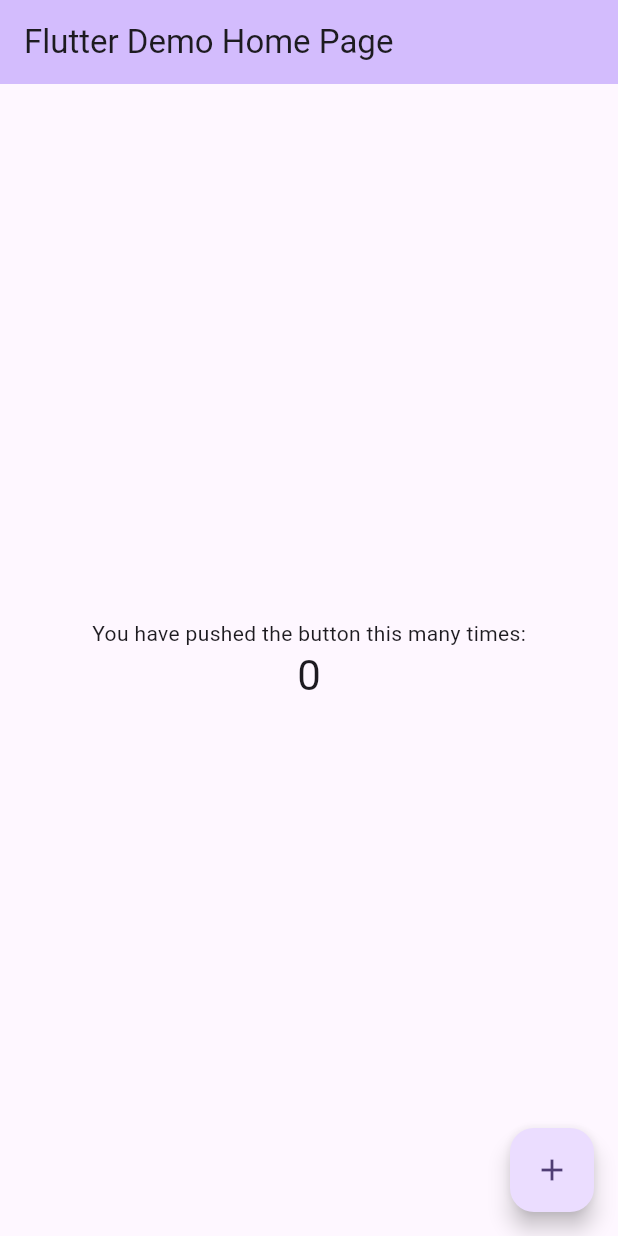
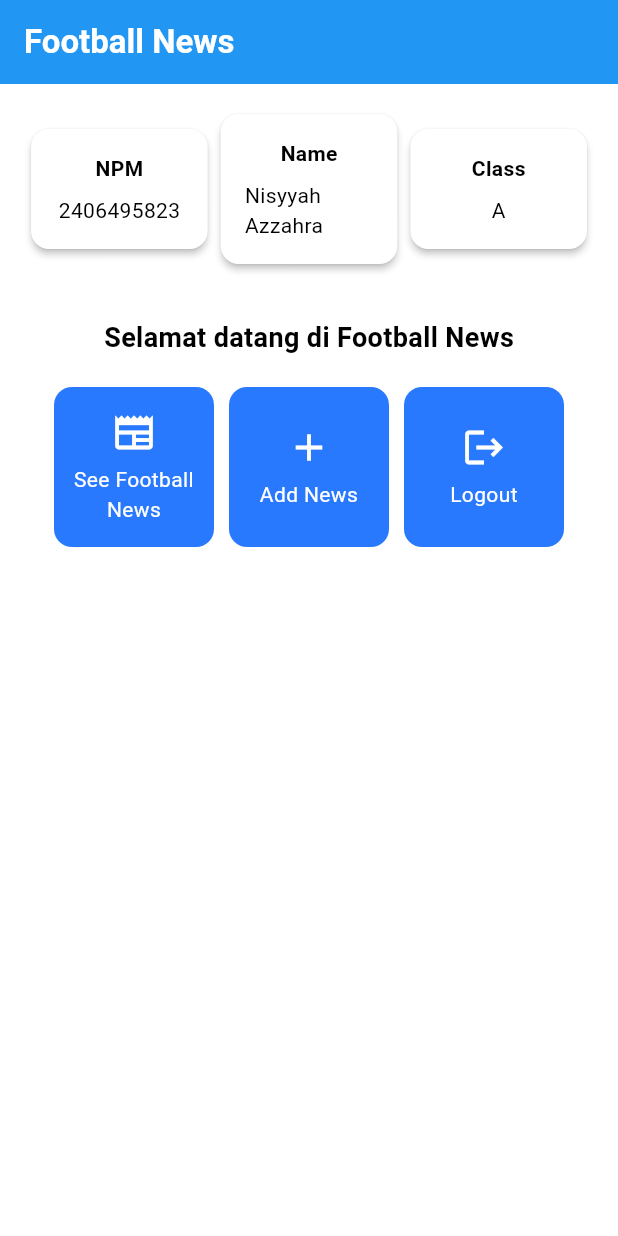
Before and after one commit to nisyyah-azr/football-news-mobile, a Flutter app: the screen it shows after launch, on a phone screen of 412 x 824 dp. Run offline on Flutter 3.47's test engine with Material 3 defaults, Android fonts, the phone set to English and light mode, and no system bars.

Commit message:
tutorial 6 selesasi

```diff
--- a/lib/main.dart
+++ b/lib/main.dart
@@ -1,5 +1,5 @@
 import 'package:flutter/material.dart';
-
+import 'package:football_news/menu.dart';
 void main() {
   runApp(const MyApp());
 }
@@ -28,95 +28,10 @@ class MyApp extends StatelessWidget {
         //
         // This works for code too, not just values: Most code changes can be
         // tested with just a hot reload.
-        colorScheme: ColorScheme.fromSeed(seedColor: Colors.deepPurple),
+        colorScheme: ColorScheme.fromSwatch(primarySwatch: Colors.blue)
+            .copyWith(secondary: Colors.blueAccent[400]),
       ),
-      home: const MyHomePage(title: 'Flutter Demo Home Page'),
+      home: MyHomePage(),
     );
   }
 }
-
-class MyHomePage extends StatefulWidget {
-  const MyHomePage({super.key, required this.title});
-
-  // This widget is the home page of your application. It is stateful, meaning
-  // that it has a State object (defined below) that contains fields that affect
-  // how it looks.
-
-  // This class is the configuration for the state. It holds the values (in this
-  // case the title) provided by the parent (in this case the App widget) and
-  // used by the build method of the State. Fields in a Widget subclass are
-  // always marked "final".
-
-  final String title;
-
-  @override
-  State<MyHomePage> createState() => _MyHomePageState();
-}
-
-class _MyHomePageState extends State<MyHomePage> {
-  int _counter = 0;
-
-  void _incrementCounter() {
-    setState(() {
-      // This call to setState tells the Flutter framework that something has
-      // changed in this State, which causes it to rerun the build method below
-      // so that the display can reflect the updated values. If we changed
-      // _counter without calling setState(), then the build method would not be
-      // called again, and so nothing would appear to happen.
-      _counter++;
-    });
-  }
-
-  @override
-  Widget build(BuildContext context) {
-    // This method is rerun every time setState is called, for instance as done
-    // by the _incrementCounter method above.
-    //
-    // The Flutter framework has been optimized to make rerunning build methods
-    // fast, so that you can just rebuild anything that needs updating rather
-    // than having to individually change instances of widgets.
-    return Scaffold(
-      appBar: AppBar(
-        // TRY THIS: Try changing the color here to a specific color (to
-        // Colors.amber, perhaps?) and trigger a hot reload to see the AppBar
-        // change color while the other colors stay the same.
-        backgroundColor: Theme.of(context).colorScheme.inversePrimary,
-        // Here we take the value from the MyHomePage object that was created by
-        // the App.build method, and use it to set our appbar title.
-        title: Text(widget.title),
-      ),
-      body: Center(
-        // Center is a layout widget. It takes a single child and positions it
-        // in the middle of the parent.
-        child: Column(
-          // Column is also a layout widget. It takes a list of children and
-          // arranges them vertically. By default, it sizes itself to fit its
-          // children horizontally, and tries to be as tall as its parent.
-          //
-          // Column has various properties to control how it sizes itself and
-          // how it positions its children. Here we use mainAxisAlignment to
-          // center the children vertically; the main axis here is the vertical
-          // axis because Columns are vertical (the cross axis would be
-          // horizontal).
-          //
-          // TRY THIS: Invoke "debug painting" (choose the "Toggle Debug Paint"
-          // action in the IDE, or press "p" in the console), to see the
-          // wireframe for each widget.
-          mainAxisAlignment: MainAxisAlignment.center,
-          children: <Widget>[
-            const Text('You have pushed the button this many times:'),
-            Text(
-              '$_counter',
-              style: Theme.of(context).textTheme.headlineMedium,
-            ),
-          ],
-        ),
-      ),
-      floatingActionButton: FloatingActionButton(
-        onPressed: _incrementCounter,
-        tooltip: 'Increment',
-        child: const Icon(Icons.add),
-      ), // This trailing comma makes auto-formatting nicer for build methods.
-    );
-  }
-}
--- /dev/null
+++ b/lib/menu.dart
@@ -0,0 +1,189 @@
+import 'package:flutter/material.dart';
+
+class MyHomePage extends StatelessWidget {
+  MyHomePage({super.key});
+
+  final String nama = "Nisyyah Azzahra"; //nama
+  final String npm = "2406495823"; //npm
+  final String kelas = "A"; //kelas
+
+  final List<ItemHomepage> items = [
+    ItemHomepage("See Football News", Icons.newspaper),
+    ItemHomepage("Add News", Icons.add),
+    ItemHomepage("Logout", Icons.logout),
+  ];
+
+
+  @override
+  Widget build(BuildContext context) {
+    // Scaffold menyediakan struktur dasar halaman dengan AppBar dan body.
+    return Scaffold(
+      // AppBar adalah bagian atas halaman yang menampilkan judul.
+      appBar: AppBar(
+        // Judul aplikasi "Football News" dengan teks putih dan tebal.
+        title: const Text(
+          'Football News',
+          style: TextStyle(
+            color: Colors.white,
+            fontWeight: FontWeight.bold,
+          ),
+        ),
+        // Warna latar belakang AppBar diambil dari skema warna tema aplikasi.
+        backgroundColor: Theme.of(context).colorScheme.primary,
+      ),
+      // Body halaman dengan padding di sekelilingnya.
+      body: Padding(
+        padding: const EdgeInsets.all(16.0),
+        // Menyusun widget secara vertikal dalam sebuah kolom.
+        child: Column(
+          crossAxisAlignment: CrossAxisAlignment.center,
+          children: [
+            // Row untuk menampilkan 3 InfoCard secara horizontal.
+            Row(
+              mainAxisAlignment: MainAxisAlignment.spaceEvenly,
+              children: [
+                InfoCard(title: 'NPM', content: npm),
+                InfoCard(title: 'Name', content: nama),
+                InfoCard(title: 'Class', content: kelas),
+              ],
+            ),
+
+            // Memberikan jarak vertikal 16 unit.
+            const SizedBox(height: 16.0),
+
+            // Menempatkan widget berikutnya di tengah halaman.
+            Center(
+              child: Column(
+                // Menyusun teks dan grid item secara vertikal.
+
+                children: [
+                  // Menampilkan teks sambutan dengan gaya tebal dan ukuran 18.
+                  const Padding(
+                    padding: EdgeInsets.only(top: 16.0),
+                    child: Text(
+                      'Selamat datang di Football News',
+                      style: TextStyle(
+                        fontWeight: FontWeight.bold,
+                        fontSize: 18.0,
+                      ),
+                    ),
+                  ),
+
+                  // Grid untuk menampilkan ItemCard dalam bentuk grid 3 kolom.
+                  GridView.count(
+                    primary: true,
+                    padding: const EdgeInsets.all(20),
+                    crossAxisSpacing: 10,
+                    mainAxisSpacing: 10,
+                    crossAxisCount: 3,
+                    // Agar grid menyesuaikan tinggi kontennya.
+                    shrinkWrap: true,
+
+                    // Menampilkan ItemCard untuk setiap item dalam list items.
+                    children: items.map((ItemHomepage item) {
+                      return ItemCard(item);
+                    }).toList(),
+                  ),
+                ],
+              ),
+            ),
+          ],
+        ),
+      ),
+    );
+  }
+}
+
+class InfoCard extends StatelessWidget {
+  // Kartu informasi yang menampilkan title dan content.
+
+  final String title;  // Judul kartu.
+  final String content;  // Isi kartu.
+
+  const InfoCard({super.key, required this.title, required this.content});
+
+  @override
+  Widget build(BuildContext context) {
+    return Card(
+      // Membuat kotak kartu dengan bayangan dibawahnya.
+      elevation: 2.0,
+      child: Container(
+        // Mengatur ukuran dan jarak di dalam kartu.
+        width: MediaQuery.of(context).size.width / 3.5, // menyesuaikan dengan lebar device yang digunakan.
+        padding: const EdgeInsets.all(16.0),
+        // Menyusun title dan content secara vertikal.
+        child: Column(
+          children: [
+            Text(
+              title,
+              style: const TextStyle(fontWeight: FontWeight.bold),
+            ),
+            const SizedBox(height: 8.0),
+            Text(content),
+          ],
+        ),
+      ),
+    );
+  }
+}
+
+class ItemHomepage {
+  final String name;
+  final IconData icon;
+
+  ItemHomepage(this.name, this.icon);
+}
+
+class ItemCard extends StatelessWidget {
+  // Menampilkan kartu dengan ikon dan nama.
+
+  final ItemHomepage item;
+
+  const ItemCard(this.item, {super.key});
+
+  @override
+  Widget build(BuildContext context) {
+    return Material(
+      // Menentukan warna latar belakang dari tema aplikasi.
+      color: Theme.of(context).colorScheme.secondary,
+      // Membuat sudut kartu melengkung.
+      borderRadius: BorderRadius.circular(12),
+
+      child: InkWell(
+        // Aksi ketika kartu ditekan.
+        onTap: () {
+          // Menampilkan pesan SnackBar saat kartu ditekan.
+          ScaffoldMessenger.of(context)
+            ..hideCurrentSnackBar()
+            ..showSnackBar(
+                SnackBar(content: Text("Kamu telah menekan tombol ${item.name}!"))
+            );
+        },
+        // Container untuk menyimpan Icon dan Text
+        child: Container(
+          padding: const EdgeInsets.all(8),
+          child: Center(
+            child: Column(
+              // Menyusun ikon dan teks di tengah kartu.
+              mainAxisAlignment: MainAxisAlignment.center,
+              children: [
+                Icon(
+                  item.icon,
+                  color: Colors.white,
+                  size: 30.0,
+                ),
+                const Padding(padding: EdgeInsets.all(3)),
+                Text(
+                  item.name,
+                  textAlign: TextAlign.center,
+                  style: const TextStyle(color: Colors.white),
+                ),
+              ],
+            ),
+          ),
+        ),
+      ),
+    );
+  }
+
+}
```
